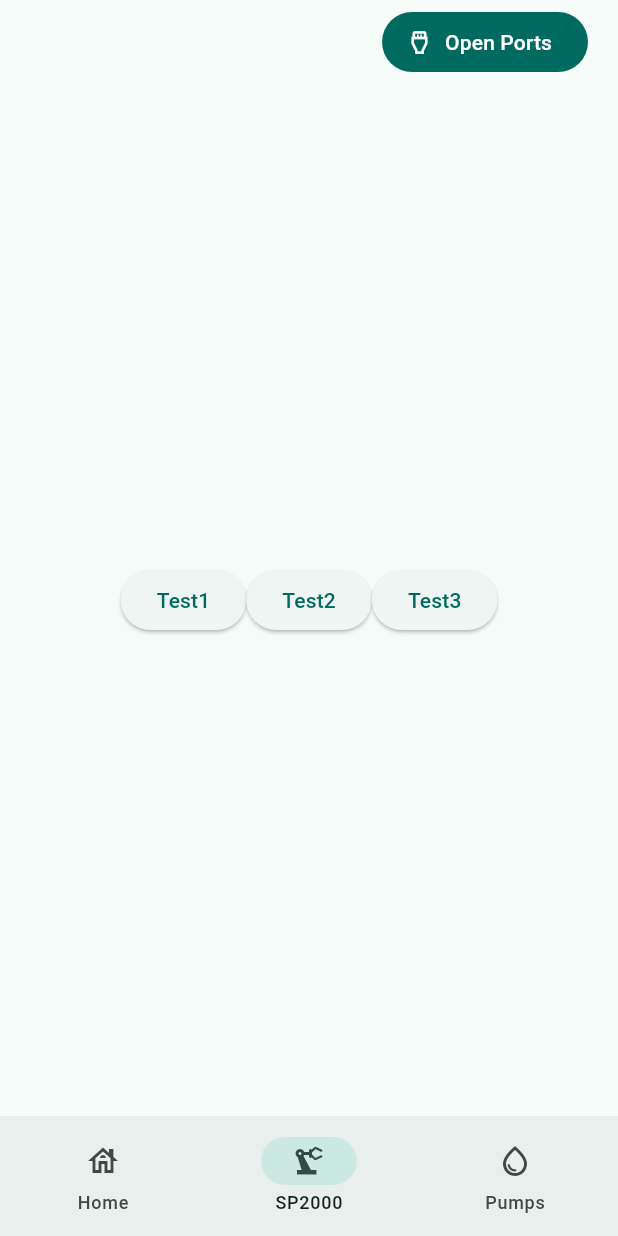
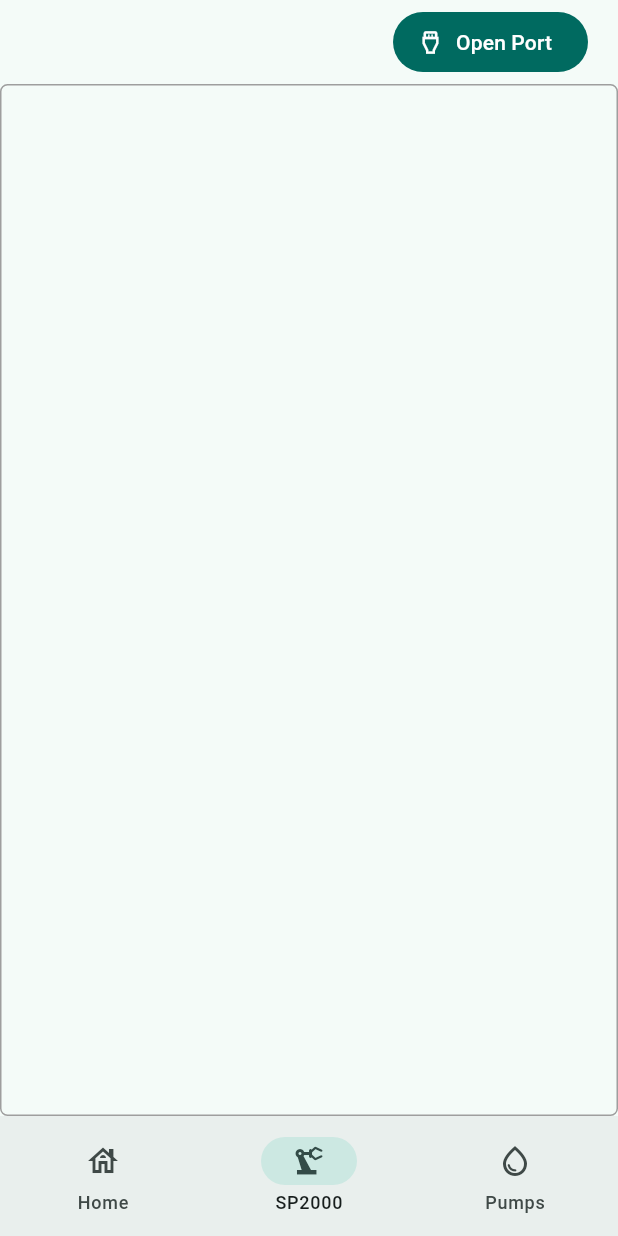
Before and after one commit to Anvh87/command_interface, a Flutter app: the screen it shows after launch, item 2 of the bottom bar chosen, on a phone screen of 412 x 824 dp. Run offline on Flutter 3.47's test engine with Material 3 defaults, Android fonts, the phone set to English and light mode, and no system bars; our stand-ins replace go_router; missing offline and left inert: dart:html, serial.

Commit message:
New gemini code, opening the port and showing text in serial

```diff
--- /dev/null
+++ b/lib/core/api/serial_port_manager.dart
@@ -0,0 +1,71 @@
+import 'dart:async';
+import 'dart:html';
+import 'dart:typed_data';
+import 'package:serial/serial.dart';
+
+class SerialPortManager {
+  SerialPort? _port;
+
+  Future<void> openPort(Function(Uint8List data) onDataReceived) async {
+    try {
+      final port = await window.navigator.serial.requestPort();
+      await port.open(baudRate: 115200);
+      _port = port;
+      _startReceiving(onDataReceived);
+    } catch (e) {
+      print("Error opening serial port: $e");
+      throw e;
+    }
+  }
+
+  Future<void> closePort() async {
+    await _port?.close();
+    _port = null;
+  }
+
+  Future<void> writeToPort(Uint8List data) async {
+    if (data.isEmpty || _port == null) {
+      return;
+    }
+
+    final writer = _port!.writable.writer;
+    await writer.ready;
+    await writer.write(data);
+    await writer.ready;
+    await writer.close();
+  }
+
+  Future<void> _startReceiving(Function(Uint8List data) onDataReceived) async {
+    final reader = _port!.readable.reader;
+
+    while (true) {
+      try {
+        final result = await reader.read();
+        if (result.value != null) {
+          onDataReceived(result.value);
+        }
+      } catch (e) {
+        print('Error reading from serial port: $e');
+        break; // Exit the loop on error
+      }
+    }
+  }
+
+  // Getter to provide port information
+  String get portInfo {
+    if (_port == null) {
+      return "No port open";
+    }
+
+    final info = _port!.getInfo();
+    String portDetails = "";
+
+    if (info.usbVendorId != null && info.usbProductId != null) {
+      portDetails = "USB Vendor ID: ${info.usbVendorId}, Product ID: ${info.usbProductId}";
+    } else {
+      portDetails = "Unknown Port"; // No identifying information available
+    }
+
+    return portDetails;
+  }
+}
--- a/lib/core/widgets/open_port_button.dart
+++ b/lib/core/widgets/open_port_button.dart
@@ -1,9 +1,15 @@
 import 'package:flutter/material.dart';
-import 'package:command_interface/core/api/serial_cmd.dart';
+import 'dart:typed_data';
+import 'package:command_interface/core/api/serial_port_manager.dart';
 
 class OpenPortButton extends StatefulWidget {
+  final SerialPortManager serialPortManager;
+  final Function(Uint8List data)? onDataReceived;
+
   const OpenPortButton({
     super.key,
+    required this.serialPortManager,
+    this.onDataReceived,
   });
 
   @override
@@ -11,15 +17,35 @@ class OpenPortButton extends StatefulWidget {
 }
 
 class _OpenPortButtonState extends State<OpenPortButton> {
-  SerialCMD serialCMD = SerialCMD();
+  bool _isConnected = false;
+  String _portInfo = "No port open";
 
   @override
   Widget build(BuildContext context) {
     return FilledButton.icon(
-        onPressed: () {
-          serialCMD.openPort();
-        },
-        icon: const Icon(Icons.settings_input_hdmi_outlined),
-        label: const Text('Open Ports'));
+      onPressed: _isConnected
+          ? null
+          : () async {
+        try {
+          await widget.serialPortManager.openPort((data) {
+            if (widget.onDataReceived != null) {
+              widget.onDataReceived!(data);
+            }
+            // update port info
+            setState(() {
+              _portInfo = widget.serialPortManager.portInfo;
+              _isConnected = true;
+            });
+          });
+        } catch (e) {
+          print("Error opening port: $e");
+          ScaffoldMessenger.of(context).showSnackBar(
+            SnackBar(content: Text('Error opening port: $e')),
+          );
+        }
+      },
+      icon: const Icon(Icons.settings_input_hdmi_outlined),
+      label: Text(_isConnected ? 'Connected: $_portInfo' : 'Open Port'),
+    );
   }
 }
--- /dev/null
+++ b/lib/core/widgets/serial_data_display.dart
@@ -0,0 +1,69 @@
+import 'package:flutter/material.dart';
+import 'dart:typed_data';
+import 'package:command_interface/core/api/serial_port_manager.dart';
+
+class SerialDataDisplay extends StatefulWidget {
+  final SerialPortManager serialPortManager;
+
+  const SerialDataDisplay({super.key, required this.serialPortManager});
+
+  @override
+  State<SerialDataDisplay> createState() => _SerialDataDisplayState();
+}
+
+class _SerialDataDisplayState extends State<SerialDataDisplay> {
+  final _receivedData = <String>[];
+  final _sentData = <String>[];
+  final _scrollController = ScrollController();
+
+  @override
+  void initState() {
+    super.initState();
+    widget.serialPortManager.openPort(_onDataReceived);
+  }
+
+  void _onDataReceived(Uint8List data) {
+    setState(() {
+      _receivedData.add(String.fromCharCodes(data));
+      _scrollToBottom();
+    });
+  }
+
+  void _onDataSent(Uint8List data) {
+    setState(() {
+      _sentData.add(String.fromCharCodes(data));
+      _scrollToBottom();
+    });
+  }
+
+  void _scrollToBottom() {
+    _scrollController.animateTo(
+      _scrollController.position.maxScrollExtent,
+      duration: const Duration(milliseconds: 200),
+      curve: Curves.easeInOut,
+    );
+  }
+
+  @override
+  Widget build(BuildContext context) {
+    return Container(
+      padding: const EdgeInsets.all(8.0),
+      decoration: BoxDecoration(
+        border: Border.all(color: Colors.grey),
+        borderRadius: BorderRadius.circular(5),
+      ),
+      child: ListView.builder(
+        controller: _scrollController,
+        itemCount: _receivedData.length + _sentData.length,
+        itemBuilder: (context, index) {
+          if (index < _receivedData.length) {
+            return Text('Received: ${_receivedData[index]}', style: const TextStyle(color: Colors.green));
+          } else {
+            final sentIndex = index - _receivedData.length;
+            return Text('Sent: ${_sentData[sentIndex]}', style: const TextStyle(color: Colors.blue));
+          }
+        },
+      ),
+    );
+  }
+}
--- a/lib/main.dart
+++ b/lib/main.dart
@@ -18,9 +18,10 @@ class MyApp extends StatelessWidget {
       routerConfig: goRouter,
       debugShowCheckedModeBanner: false,
       theme: ThemeData(
-          brightness: Brightness.light,
-          colorSchemeSeed: Colors.teal,
-          ),
+        useMaterial3: true,
+        brightness: Brightness.light,
+        colorSchemeSeed: Colors.teal,
+      ),
     );
   }
 }
--- a/lib/pages/sp_2000/sp_2000_page.dart
+++ b/lib/pages/sp_2000/sp_2000_page.dart
@@ -1,38 +1,44 @@
 import 'package:flutter/material.dart';
 import 'package:command_interface/core/widgets/open_port_button.dart';
+import 'package:command_interface/core/widgets/serial_data_display.dart';
+import 'package:command_interface/core/api/serial_port_manager.dart';
 
-class Sp2000Page extends StatelessWidget {
-  const Sp2000Page({super.key});
+class Sp2000Page extends StatefulWidget {
+  const Sp2000Page({Key? key}) : super(key: key);
+
+  @override
+  State<Sp2000Page> createState() => _PumpsPageState();
+}
+
+class _PumpsPageState extends State<Sp2000Page> {
+  final _serialPortManager = SerialPortManager();
+
+  @override
+  void dispose() {
+    _serialPortManager.closePort();
+    super.dispose();
+  }
 
   @override
   Widget build(BuildContext context) {
     return Scaffold(
       appBar: AppBar(
-        // title: const Text('SP2000'),
-        // centerTitle: true,
-        actions: const <Widget>[
+        actions: [
           Padding(
-              padding: EdgeInsets.only(right: 20.0), child: OpenPortButton()),
+            padding: const EdgeInsets.only(right: 20.0),
+            child: OpenPortButton(
+              serialPortManager: _serialPortManager,  // Pass the SerialPortManager to the button
+              onDataReceived: (data) {
+                // Handle received data here if needed
+                print("Received data: ${String.fromCharCodes(data)}");
+              },
+            ),
+          ),
         ],
       ),
       body: Center(
-          child: Row(mainAxisAlignment: MainAxisAlignment.center, children: [
-        const SizedBox(height: 30),
-        ElevatedButton(
-          onPressed: () {},
-          child: const Text('Test1'),
-        ),
-        const SizedBox(height: 30),
-        ElevatedButton(
-          onPressed: () {},
-          child: const Text('Test2'),
-        ),
-        const SizedBox(height: 30),
-        ElevatedButton(
-          onPressed: () {},
-          child: const Text('Test3'),
-        ),
-      ])),
+        child: SerialDataDisplay(serialPortManager: _serialPortManager),
+      ),
     );
   }
 }
```
Also changed, not shown: lib/core/widgets/close_port_button.dart (added, +32 -0 lines), lib/pages/pumps/pumps_page.dart (+31 -13 lines).
